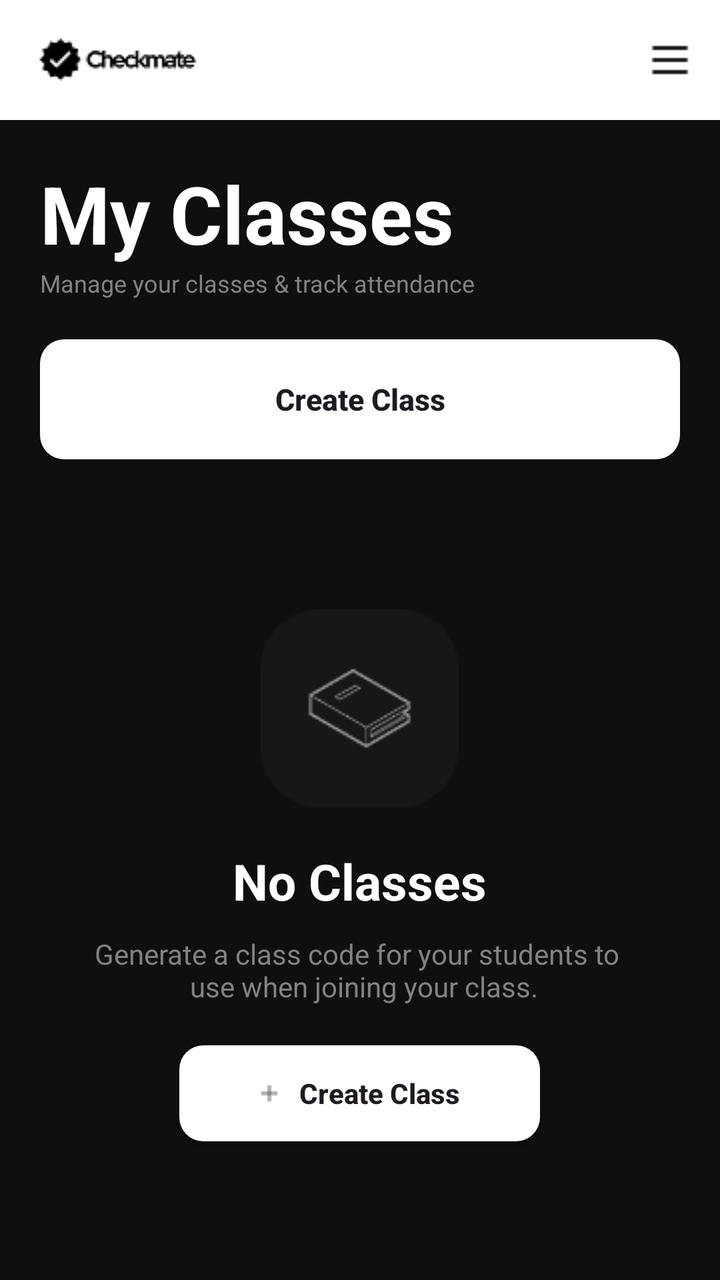
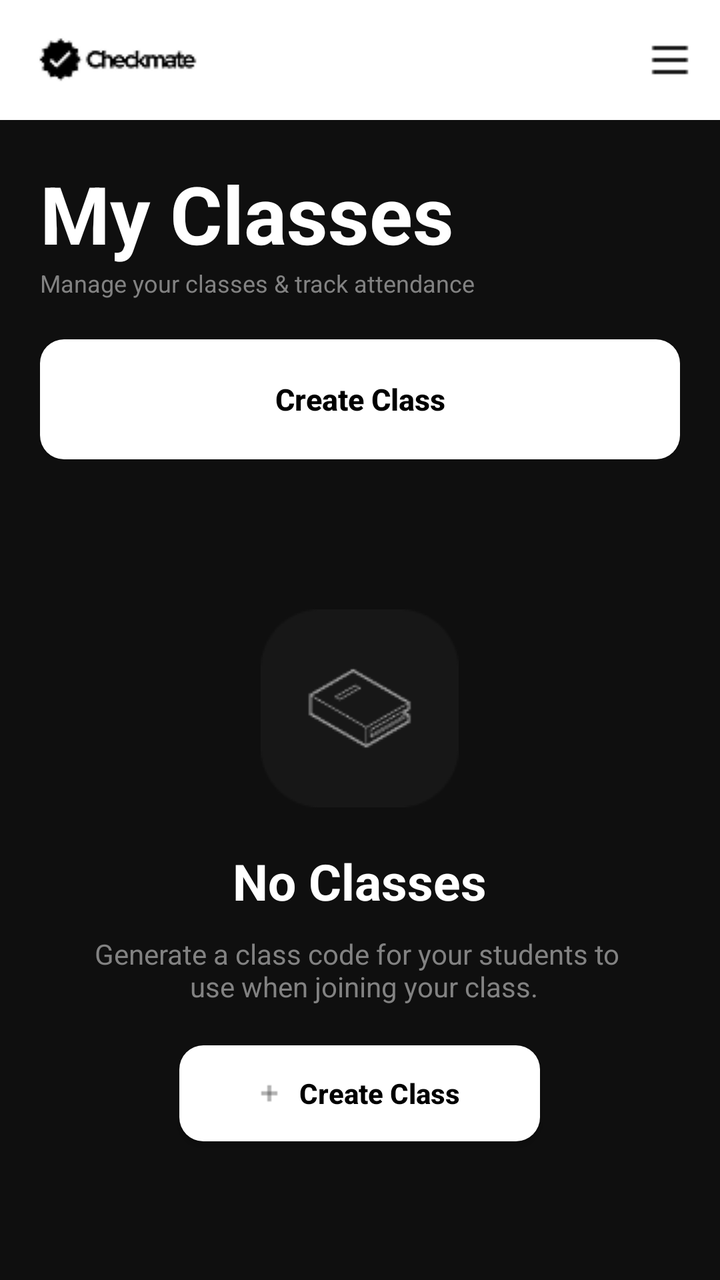

Screens rendered from an Android XML layout before and after an edit, with the pre-edit source and the edit as a unified diff.
<!-- AndroidManifest.xml: application theme Theme.AuthTest -->
<!-- res/layout/activity_teacher_home.xml -->
<?xml version="1.0" encoding="utf-8"?>
<androidx.drawerlayout.widget.DrawerLayout xmlns:android="http://schemas.android.com/apk/res/android"
    xmlns:app="http://schemas.android.com/apk/res-auto"
    xmlns:tools="http://schemas.android.com/tools"
    android:id="@+id/main"
    android:layout_width="match_parent"
    android:layout_height="match_parent"
    android:orientation="vertical"
    android:background="#0F0F0F"
    android:fitsSystemWindows="true"
    tools:context=".TeacherHome">

    <LinearLayout
        android:layout_width="match_parent"
        android:layout_height="match_parent"
        android:orientation="vertical" >

        <RelativeLayout
            android:layout_width="match_parent"
            android:layout_height="wrap_content"
            android:minHeight="60dp"
            android:background="#FFFFFF">

            <ImageView
                android:id="@+id/header_logo"
                android:contentDescription="header_logo"
                android:layout_width="wrap_content"
                android:layout_height="wrap_content"
                android:src="@drawable/header_logo"
                android:layout_alignParentStart="true"
                android:layout_centerVertical="true"
                android:layout_marginLeft="15dp" />

            <ImageView
                android:id="@+id/hamburger_icon"
                android:contentDescription="hamburger_icon"
                android:src="@drawable/hamburger_icon"
                android:layout_width="wrap_content"
                android:layout_height="wrap_content"
                android:layout_alignParentEnd="true"
                android:layout_centerVertical="true"
                android:layout_marginRight="15dp" />

        </RelativeLayout>

        <LinearLayout
            android:layout_width="match_parent"
            android:layout_height="wrap_content"
            android:orientation="vertical"
            android:padding="20dp" >

            <TextView
                android:text="My Classes"
                android:textColor="#FFFFFF"
                android:textStyle="bold"
                android:textSize="40sp"
                android:layout_width="wrap_content"
                android:layout_height="wrap_content" />

            <TextView
                android:text="Manage your classes &amp; track attendance"
                android:textColor="#828282"
                android:textSize="12sp"
                android:layout_width="wrap_content"
                android:layout_height="wrap_content" />

        </LinearLayout>

        <LinearLayout
            android:layout_width="match_parent"
            android:layout_height="wrap_content"
            android:paddingStart="20dp"
            android:paddingEnd="20dp"
            android:layout_marginBottom="15dp" >

            <androidx.appcompat.widget.AppCompatButton
                android:id="@+id/createClassButton"
                android:text="Create Class"
                android:textAllCaps="false"
                android:background="@drawable/buttons_corner_radius"
                android:textStyle="bold"
                android:textSize="15sp"
                android:layout_width="match_parent"
                android:layout_height="60dp" />

        </LinearLayout>

        <LinearLayout
            android:id="@+id/searchBarContainer"
            android:layout_width="match_parent"
            android:layout_height="60dp"
            android:orientation="horizontal"
            android:layout_marginStart="20dp"
            android:layout_marginEnd="20dp"
            android:layout_marginBottom="15dp"
            android:paddingHorizontal="4dp"
            android:paddingVertical="8dp"
            android:gravity="center_vertical"
            android:background="@drawable/rounded_search_bg"
            android:visibility="gone">

            <ImageView
                android:layout_width="24dp"
                android:layout_height="24dp"
                android:src="@drawable/ic_search"
                android:contentDescription="Search"
                android:layout_marginStart="12dp"
                app:tint="#828282" />

            <EditText
                android:id="@+id/classSearchBar"
                android:layout_width="0dp"
                android:layout_height="48dp"
                android:layout_weight="1"
                android:background="@android:color/transparent"
                android:hint="Search by class name..."
                android:textColorHint="#828282"
                android:textColor="#FFFFFF"
                android:textSize="14sp"
                android:paddingStart="12dp"
                android:paddingEnd="12dp"
                android:inputType="text"
                android:imeOptions="actionSearch"
                android:maxLines="1" />

            <ImageView
                android:id="@+id/clearSearchButton"
                android:layout_width="24dp"
                android:layout_height="24dp"
                android:src="@drawable/ic_close"
                android:contentDescription="Clear search"
                android:layout_marginEnd="12dp"
                app:tint="#828282"
                android:visibility="gone" />

        </LinearLayout>

        <FrameLayout
            android:layout_width="match_parent"
            android:layout_height="0dp"
            android:layout_weight="1">

            <androidx.recyclerview.widget.RecyclerView
                android:id="@+id/classesRecyclerView"
                android:layout_width="match_parent"
                android:layout_height="match_parent"
                android:visibility="gone" />

            <LinearLayout
                android:id="@+id/emptyStateLayout"
                android:layout_width="match_parent"
                android:layout_height="match_parent"
                android:gravity="center_horizontal"
                android:orientation="vertical"
                android:padding="20dp">

                <ImageView
                    android:layout_width="wrap_content"
                    android:layout_height="wrap_content"
                    android:layout_marginTop="40dp"
                    android:layout_marginBottom="20dp"
                    android:src="@drawable/no_classes_image" />

                <TextView
                    android:id="@+id/no_classes"
                    android:layout_width="wrap_content"
                    android:layout_height="wrap_content"
                    android:layout_marginBottom="10dp"
                    android:text="No Classes"
                    android:textColor="#FFFFFF"
                    android:textSize="25dp"
                    android:textStyle="bold" />

                <TextView
                    android:layout_width="wrap_content"
                    android:layout_height="wrap_content"
                    android:layout_marginBottom="20dp"
                    android:text="Generate a class code for your students to \n use when joining your class."
                    android:textAlignment="center"
                    android:textColor="#828282" />

                <androidx.appcompat.widget.AppCompatButton
                    android:id="@+id/ctaButton"
                    android:layout_width="wrap_content"
                    android:layout_height="wrap_content"
                    android:background="@drawable/buttons_corner_radius"
                    android:drawableStart="@drawable/plus"
                    android:drawablePadding="10dp"
                    android:paddingStart="40dp"
                    android:paddingTop="10dp"
                    android:paddingEnd="40dp"
                    android:paddingBottom="10dp"
                    android:text="Create Class"
                    android:textAllCaps="false"
                    android:textStyle="bold" />

            </LinearLayout>

        </FrameLayout>

    </LinearLayout>

    <com.google.android.material.navigation.NavigationView
        android:id="@+id/navigation_view"
        android:layout_width="280dp"
        android:layout_height="match_parent"
        android:layout_gravity="start"
        android:fitsSystemWindows="true"
        android:background="#1A1A1A"
        app:menu="@menu/menu_drawer"
        app:headerLayout="@layout/drawer_header"
        app:itemTextColor="@color/menu_item_color"
        app:itemIconTint="@color/menu_item_color" />

</androidx.drawerlayout.widget.DrawerLayout>
<!-- res/layout/drawer_header.xml (included above) -->
<?xml version="1.0" encoding="utf-8"?>
<LinearLayout xmlns:android="http://schemas.android.com/apk/res/android"
    android:layout_width="match_parent"
    android:layout_height="200dp"
    android:orientation="vertical"
    android:gravity="bottom"
    android:padding="20dp"
    android:background="#0F0F0F">

    <ImageView
        android:id="@+id/drawer_user_avatar"
        android:layout_width="60dp"
        android:layout_height="60dp"
        android:src="@drawable/default_avatar"
        android:contentDescription="user_avatar"
        android:layout_marginBottom="15dp" />

    <TextView
        android:id="@+id/drawer_user_name"
        android:layout_width="wrap_content"
        android:layout_height="wrap_content"
        android:text="User Name"
        android:textColor="#FFFFFF"
        android:textSize="24sp"
        android:textStyle="bold" />

    <TextView
        android:id="@+id/drawer_user_email"
        android:layout_width="wrap_content"
        android:layout_height="wrap_content"
        android:text="user@example.com"
        android:textColor="#828282"
        android:textSize="12sp" />

</LinearLayout>
<!-- resources referenced by this layout -->
<resources>
  <!-- drawable buttons_corner_radius (drawable) -->
  <shape xmlns:android="http://schemas.android.com/apk/res/android" android:shape="rectangle">
      <solid android:color="#FFFFFF"/>
      <corners android:radius="12dp"/>
  </shape>
  <!-- drawable default_avatar (drawable) -->
  <?xml version="1.0" encoding="utf-8"?>
  <vector xmlns:android="http://schemas.android.com/apk/res/android"
      android:width="24dp"
      android:height="24dp"
      android:viewportWidth="24"
      android:viewportHeight="24">
      <path
          android:fillColor="#FFFFFF"
          android:pathData="M12,12c2.21,0 4,-1.79 4,-4s-1.79,-4 -4,-4 -4,1.79 -4,4 1.79,4 4,4zm0,2c-2.67,0 -8,1.34 -8,4v2h16v-2c0,-2.66 -5.33,-4 -8,-4z" />
  </vector>
  <!-- drawable hamburger_icon: png bitmap (drawable, 177 bytes) -->
  <!-- drawable header_logo: png bitmap (drawable, 1337 bytes) -->
  <!-- drawable ic_close (drawable) -->
  <vector xmlns:android="http://schemas.android.com/apk/res/android"
      android:width="24dp"
      android:height="24dp"
      android:viewportWidth="24"
      android:viewportHeight="24">
      <path
          android:fillColor="#828282"
          android:pathData="M19,6.41L17.59,5 12,10.59 6.41,5 5,6.41 10.59,12 5,17.59 6.41,19 12,13.41 17.59,19 19,17.59 13.41,12 19,6.41z" />
  </vector>
  <!-- drawable ic_search (drawable) -->
  <?xml version="1.0" encoding="utf-8"?>
  <vector xmlns:android="http://schemas.android.com/apk/res/android"
      android:width="24dp"
      android:height="24dp"
      android:viewportWidth="24"
      android:viewportHeight="24">
      <path
          android:fillColor="#828282"
          android:pathData="M15.5,14h-0.79l-0.28,-0.27C15.41,12.59 16,11.11 16,9.5 C16,5.91 13.09,3 9.5,3 C5.91,3 3,5.91 3,9.5 C3,13.09 5.91,16 9.5,16 c1.61,0 3.09,-0.59 4.23,-1.57l0.27,0.28 v0.79l5,4.99L20.49,19 L15.5,14zM9.5,14C7.01,14 5,11.99 5,9.5 C5,7.01 7.01,5 9.5,5 C11.99,5 14,7.01 14,9.5 C14,11.99 11.99,14 9.5,14z" />
  </vector>
  <!-- drawable no_classes_image: png bitmap (drawable, 3178 bytes) -->
  <!-- drawable plus: png bitmap (drawable, 185 bytes) -->
  <!-- drawable rounded_search_bg (drawable) -->
  <?xml version="1.0" encoding="utf-8"?>
  <shape xmlns:android="http://schemas.android.com/apk/res/android">
      <solid android:color="#2C2C2C" />
      <corners android:radius="12dp" />
  </shape>
  <style name="Theme.AuthTest" parent="Base.Theme.AuthTest" />
  <style name="Base.Theme.AuthTest" parent="Theme.Material3.DayNight.NoActionBar">
          
          
      </style>
</resources>

<!-- the commit's change to res/layout/activity_teacher_home.xml (unified diff, before → after) -->
@@ -79,6 +79,7 @@
                 android:textAllCaps="false"
                 android:background="@drawable/buttons_corner_radius"
                 android:textStyle="bold"
+                android:textColor="#000000"
                 android:textSize="15sp"
                 android:layout_width="match_parent"
                 android:layout_height="60dp" />
@@ -188,6 +189,7 @@
                     android:drawablePadding="10dp"
                     android:paddingStart="40dp"
                     android:paddingTop="10dp"
+                    android:textColor="#000000"
                     android:paddingEnd="40dp"
                     android:paddingBottom="10dp"
                     android:text="Create Class"
